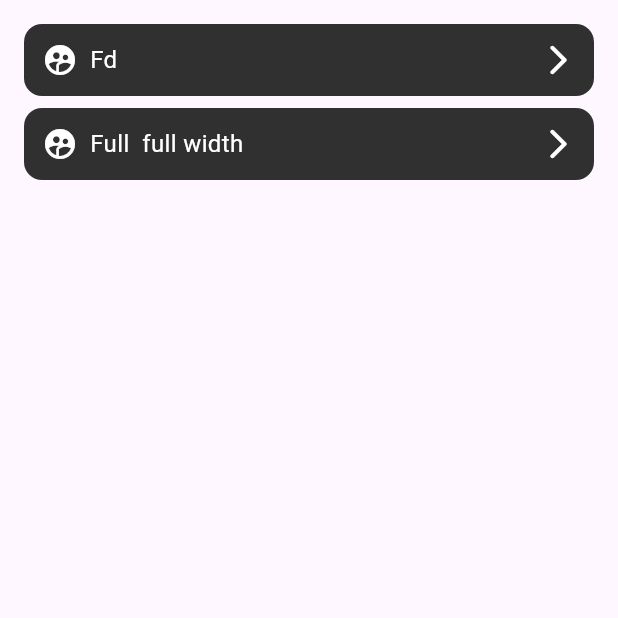
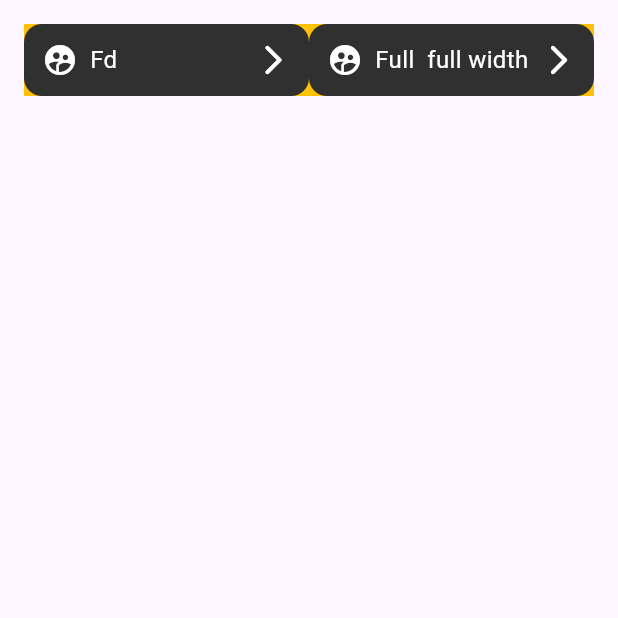
Before and after one commit to ShoshiDeveloper/shoko_pack, a Flutter app: the screen it shows after launch, on a phone screen of 412 x 824 dp, the top half of it. Run offline on Flutter 3.47's test engine with Material 3 defaults, Android fonts, the phone set to English and light mode, and no system bars; our stand-ins replace gap.

Commit message:
some fixes

```diff
--- a/example/lib/main.dart
+++ b/example/lib/main.dart
@@ -61,28 +61,36 @@ class ButtonsPage extends StatelessWidget {
 
   @override
   Widget build(BuildContext context) {
-    return const Scaffold(
+    return Scaffold(
       body: SafeArea(
         child: Padding(
           padding: EdgeInsets.all(16),
           child: Column(
-            mainAxisSize: MainAxisSize.min,
+            children: [
+              Container(
+                color: Colors.amber,
+                child: Row(
+                  // mainAxisSize: MainAxisSize.min,
                   // spacing: 8,
                   // runSpacing: 8,
                   children: [
-               ShokoUIButton(
+                     Flexible(
+                       child: ShokoUIButton(
                         // isOutline: true,
                         isFullWidth: true,
                         prefix: Icon(Icons.supervised_user_circle_rounded, color: Colors.white),
                         suffix: Icon(Icons.arrow_forward_ios_rounded, color: Colors.white),
                         child: Text('Fd', style: TextStyle(fontSize: 16, color: Colors.white)),
                                    ),
+                     ),
                     SizedBox(height: 8),
-              ShokoUIButton(
+                    Flexible(
+                      child: ShokoUIButton(
                         isFullWidth: true,
                         prefix: Icon(Icons.supervised_user_circle_rounded, color: Colors.white),
                         suffix: Icon(Icons.arrow_forward_ios_rounded, color: Colors.white),
                         child: Text('Full  full width', style: TextStyle(fontSize: 16, color: Colors.white),),
+                      ),
                     ),
                     // SizedBox(height: 8),
                     // ShokoUIButton(
@@ -97,6 +105,9 @@ class ButtonsPage extends StatelessWidget {
                     //   child: Text('Only child and suffix', style: TextStyle(fontSize: 16, color: Colors.white),),
                     // ),
                     // SizedBox(height: 8),
+                  ],
+                ),
+              ),
             ],
           )
         )
--- a/lib/src/widgets/button.dart
+++ b/lib/src/widgets/button.dart
@@ -33,9 +33,7 @@ class ShokoUIButton extends StatelessWidget {
 
   @override
   Widget build(BuildContext context) {
-    return _flexible(
-      isFullWidth: isFullWidth,
-      child: GestureDetector(
+    return GestureDetector(
           onTap: onTap,
           onDoubleTap: onDoubleTap,
           onLongPress: onLongPress,
@@ -51,12 +49,11 @@ class ShokoUIButton extends StatelessWidget {
                 color: color ?? (context.shokoTheme?.buttonTheme?.color ?? Colors.grey[850]!)
               ) : null,
             ),
-            child: isChildAtCenter? Stack(
+            child: isChildAtCenter ? Stack(
               // alignment: Alignment.center,
               children: [
                 Row(
                   mainAxisSize: MainAxisSize.min,
-                  // mainAxisAlignment: MainAxisAlignment.spaceBetween,
                   children: [
                     if(prefix != null) ... [
                       prefix!,
@@ -73,7 +70,6 @@ class ShokoUIButton extends StatelessWidget {
               ]
             ) : Row(
               mainAxisSize: MainAxisSize.min,
-              // mainAxisAlignment: isChildAtCenter ? MainAxisAlignment.center : MainAxisAlignment.start,
               children: [
                 if(prefix != null) ... [
                   prefix!,
@@ -88,11 +84,6 @@ class ShokoUIButton extends StatelessWidget {
               ]
             ),
           ),
-      ),
     );
   }
-
-  Widget _flexible({required bool isFullWidth, required Widget child}) {
-    return isFullWidth ? Flexible(child: child) : child;
-  }
 }
--- a/pubspec.yaml
+++ b/pubspec.yaml
@@ -1,6 +1,6 @@
 name: shoko_ui
 description: "This package is a UI-Kit from the ShokoTeam, which aims to accelerate the development of both your and our projects"
-version: 0.0.9+1
+version: 0.0.9+2
 homepage: https://pub.dev/packages/shoko_ui
 repository: https://github.com/ShoshiDeveloper/shoko_ui
 
```
Lines whose indentation alone changed are shown as unchanged.
